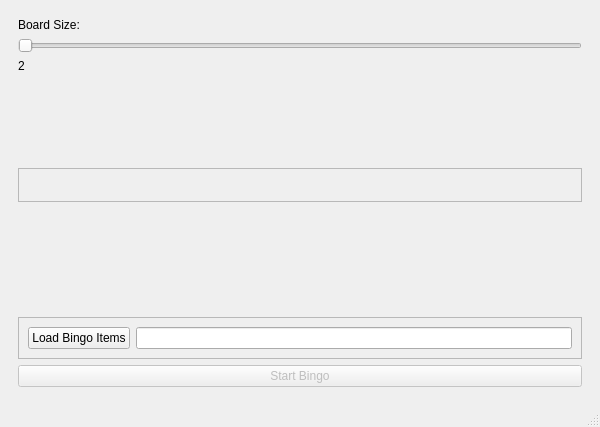
Before: the Qt Designer form bingowindow.ui in Coockie1173/Bazooper, drawn with Qt 5.
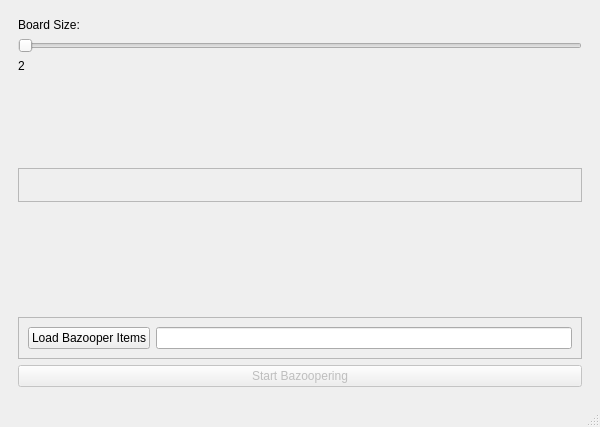
After: the same form once the commit is applied. Icons and pictures are not drawn.

```diff
--- a/bingowindow.ui
+++ b/bingowindow.ui
@@ -140,7 +140,7 @@
            <item>
             <widget class="QPushButton" name="LoadBingoStuffButton">
              <property name="text">
-              <string>Load Bingo Items</string>
+              <string>Load Bazooper Items</string>
              </property>
             </widget>
            </item>
@@ -160,7 +160,7 @@
            <bool>false</bool>
           </property>
           <property name="text">
-           <string>Start Bingo</string>
+           <string>Start Bazoopering</string>
           </property>
          </widget>
         </item>
```
